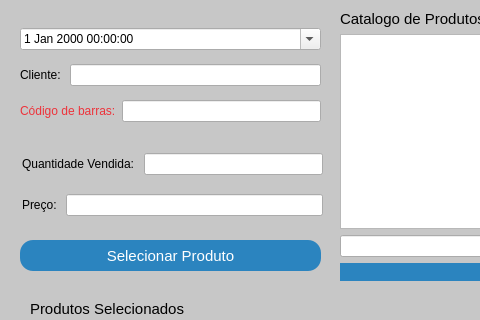
Qt form venda.ui (GabR36/QEstoqueLoja) before a commit; both pictures show x 0 to 480 and y 0 to 320 of the 769 by 574 pixel window.
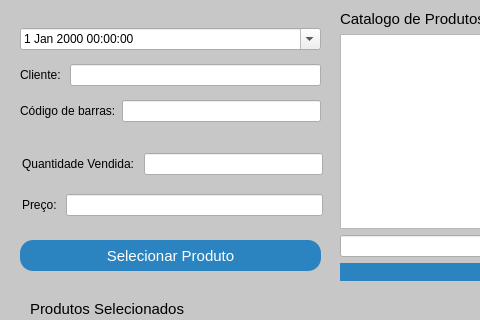
The same form after that commit.

Commit message: cor do codigo de barras retorna normal kk

```diff
--- a/venda.ui
+++ b/venda.ui
@@ -313,8 +313,7 @@
       <item>
        <widget class="QLabel" name="label_6">
         <property name="styleSheet">
-         <string notr="true">
-color: rgb(237, 51, 59);</string>
+         <string notr="true"/>
         </property>
         <property name="text">
          <string>Código de barras:</string>
```
